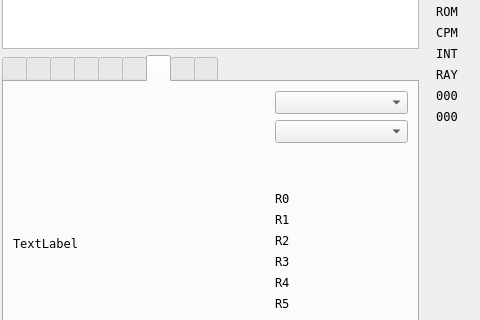
First picture: the form in ui/debuger.ui, repository samstyle/Xpeccy, before the edit; both pictures show x 438 to 918 and y 259 to 579 of the 918 by 676 pixel window.
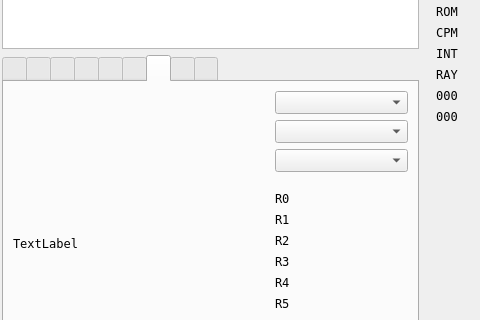
Second picture: the form after the edit. The open tabs and pages were chosen to show the change. Icons and pictures are not drawn. Custom widgets are drawn as their Qt base class.

Patch:
```diff
--- a/ui/debuger.ui
+++ b/ui/debuger.ui
@@ -7,7 +7,7 @@
     <x>0</x>
     <y>0</y>
     <width>918</width>
-    <height>648</height>
+    <height>657</height>
    </rect>
   </property>
   <property name="font">
@@ -2263,6 +2263,9 @@
            <item>
             <widget class="QComboBox" name="nesBGTileset"/>
            </item>
+           <item>
+            <widget class="QComboBox" name="nesSPTileset"/>
+           </item>
            <item>
             <spacer name="verticalSpacer">
              <property name="orientation">
```
Left out of the diff: 6 changed lines with no effect on the pictures.
